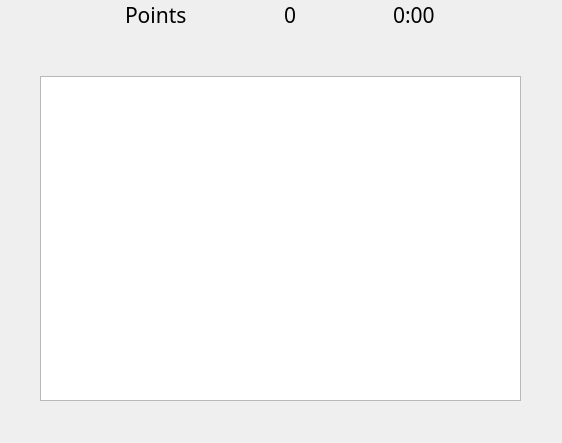
Above: src/Memory/memory.ui from Klaasibub/Evo before the change. Below: the same form after it.
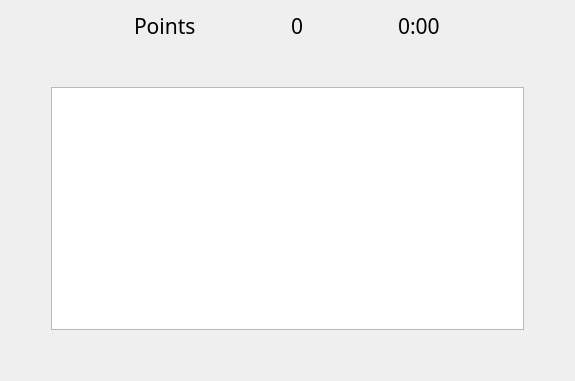
That is the form after the change.

```diff
--- a/src/Memory/memory.ui
+++ b/src/Memory/memory.ui
@@ -6,23 +6,22 @@
    <rect>
     <x>0</x>
     <y>0</y>
-    <width>562</width>
-    <height>443</height>
+    <width>575</width>
+    <height>381</height>
    </rect>
   </property>
   <property name="windowTitle">
    <string>Dialog</string>
   </property>
-  <widget class="QWidget" name="gridLayoutWidget">
-   <property name="geometry">
-    <rect>
-     <x>0</x>
-     <y>0</y>
-     <width>561</width>
-     <height>441</height>
-    </rect>
-   </property>
+  <property name="autoFillBackground">
+   <bool>false</bool>
+  </property>
+  <layout class="QGridLayout" name="gridLayout">
+   <item row="0" column="0">
    <layout class="QGridLayout" name="gameLayer">
+     <property name="sizeConstraint">
+      <enum>QLayout::SetDefaultConstraint</enum>
+     </property>
     <item row="2" column="1">
      <spacer name="verticalSpacer_2">
       <property name="orientation">
@@ -176,7 +175,8 @@
      </layout>
     </item>
    </layout>
-  </widget>
+   </item>
+  </layout>
  </widget>
  <resources/>
  <connections/>
```
Lines whose indentation alone changed are shown as unchanged.
